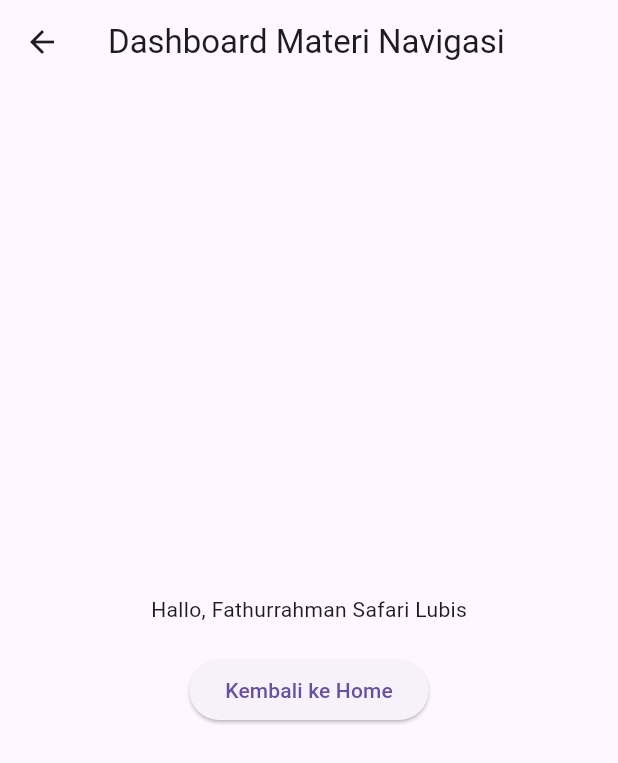
After one commit to aatthhuurr/PMP_2411500025, a Flutter app: the DashboardPage screen opened directly, on a phone screen of 412 x 824 dp. The commit adds this screen. Shown: the top 763 px of the screen. Run offline on Flutter 3.47's test engine with Material 3 defaults, Android fonts, the phone set to English and light mode, and no system bars.

Commit message:
Menambahkan file DashboardPage dari dosen dan setting navigasi

```diff
--- /dev/null
+++ b/lib/DashboardPage.dart
@@ -0,0 +1,27 @@
+// lib/DashboardPage.dart
+import 'package:flutter/material.dart';
+
+class DashboardPage extends StatelessWidget {
+  @override
+  Widget build(BuildContext context) {
+    return Scaffold(
+      appBar: AppBar(title: Text('Dashboard Materi Navigasi')),
+      body: Center(
+        child: Column(
+          mainAxisAlignment: MainAxisAlignment.center,
+          children: [
+            Text("Hallo, Fathurrahman Safari Lubis"), // Masukkan namamu
+            SizedBox(height: 20),
+            ElevatedButton(
+              child: Text('Kembali ke Home'),
+              onPressed: () {
+                // Perintah untuk kembali ke halaman sebelumnya
+                Navigator.pop(context);
+              },
+            ),
+          ],
+        ),
+      ),
+    );
+  }
+}
--- a/lib/main.dart
+++ b/lib/main.dart
@@ -1,4 +1,5 @@
 import 'package:flutter/material.dart';
+import 'DashboardPage.dart';
 
 void main() {
   runApp(MyApp());
```
